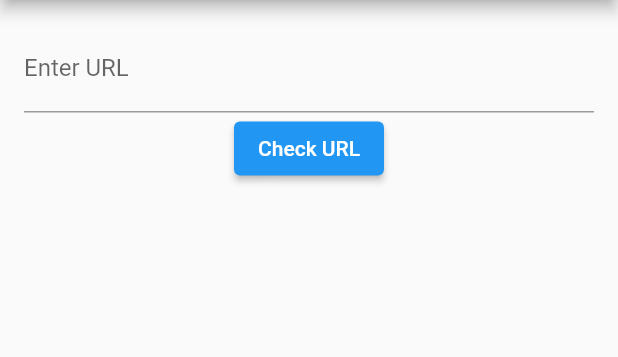
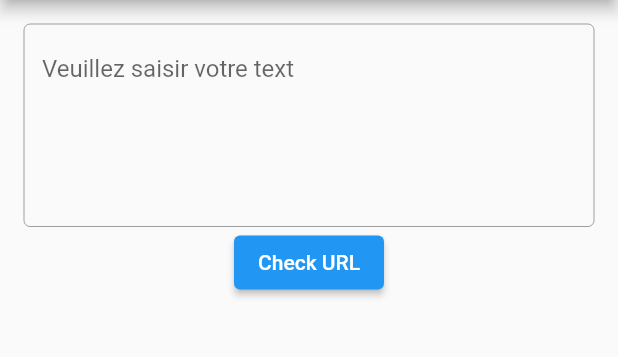
Before and after one commit to Tsenda-Djessy-Flavien/gp-check, a Flutter app: the screen it shows after launch, on a phone screen of 412 x 824 dp, the part 84-441 px from its top. Run offline on Flutter 3.47's test engine with Material 2 defaults, Android fonts, the phone set to English and light mode, and no system bars.

Commit message:
extration de l'url dans un long text

```diff
--- a/lib/main.dart
+++ b/lib/main.dart
@@ -32,12 +32,23 @@ class _HomePageState extends State<HomePage> {
   final String apiKey =
       'e8d05d416dd2c5218ac9c440d15eae9dbdd2d5732b6aa6eb769d58fca924b300';
   final TextEditingController _urlController = TextEditingController();
+  bool _isLoading = false;
+  bool _isUrlEmpty = false;
   String _result = '';
 
   @override
   void dispose() {
     _urlController.dispose();
     super.dispose();
+  }
+
+  String extractUrl(String text) {
+    final regex = RegExp(
+      r"(?:(?:https?|http):\/\/|www\.)[^\s/$.?#].[^\s]*",
+      caseSensitive: false,
+    );
+    final match = regex.firstMatch(text);
+    return match?.group(0) ?? '';
   }
 
   Future<Map<String, dynamic>> submitUrl(String url) async {
@@ -76,9 +87,31 @@ class _HomePageState extends State<HomePage> {
   }
 
   void _checkUrl() async {
-    final url = _urlController.text;
+    final url = extractUrl(_urlController.text);
 
-    if (url.isNotEmpty) {
+    setState(() {
+      _isUrlEmpty = url.isEmpty;
+    });
+
+    if (_isUrlEmpty) {
+      setState(() {
+        _result = 'Error: URL is empty';
+      });
+      return;
+    }
+
+    // if (!isValidUrl(url)) {
+    //   setState(() {
+    //     _result = 'Error: Invalid URL';
+    //   });
+    //   return;
+    // }
+
+    setState(() {
+      _isLoading = true; // Activation du chargement
+      _result = ''; // Réinitialisation du résultat précédent
+    });
+
     try {
       final result = await submitUrl(url);
 
@@ -97,9 +130,48 @@ class _HomePageState extends State<HomePage> {
       setState(() {
         _result = 'Error: $error';
       });
+    } finally {
+      setState(() {
+        _isLoading = false; // Désactivation du chargement
+      });
     }
   }
-  }
+
+  // void _checkUrl() async {
+  //   // final url = _urlController.text;
+  //   final url = extractUrl(_urlController.text);
+
+  //   if (url.isNotEmpty) {
+  //     setState(() {
+  //       _isLoading = true; // Activation du chargement
+  //       _result = ''; // Réinitialisation du résultat précédent
+  //     });
+
+  //     try {
+  //       final result = await submitUrl(url);
+
+  //       setState(() {
+  //         _result = result.toString();
+  //       });
+
+  //       // Effectuer une deuxième requête GET en utilisant l'URL fournie
+  //       final analysisResultsUrl = result['data']['links']['self'];
+  //       final finalResults = await getFinalResults(analysisResultsUrl);
+
+  //       setState(() {
+  //         _result = finalResults.toString();
+  //       });
+  //     } catch (error) {
+  //       setState(() {
+  //         _result = 'Error: $error';
+  //       });
+  //     } finally {
+  //       setState(() {
+  //         _isLoading = false; // Désactivation du chargement
+  //       });
+  //     }
+  //   }
+  // }
 
   @override
   Widget build(BuildContext context) {
@@ -112,19 +184,43 @@ class _HomePageState extends State<HomePage> {
         child: Column(
           children: [
             TextField(
+              maxLines: 5,
               controller: _urlController,
-              decoration: const InputDecoration(
-                labelText: 'Enter URL',
+              decoration: InputDecoration(
+                hintText: "Veuillez saisir votre text",
+                enabledBorder: const OutlineInputBorder(
+                  borderSide: BorderSide(color: Colors.grey, width: 0.0),
+                ),
+                focusedBorder: const OutlineInputBorder(
+                  borderSide: BorderSide(color: Colors.grey, width: 0.0),
+                ),
+                border: _isUrlEmpty
+                    ? const OutlineInputBorder(
+                        borderSide: BorderSide(color: Colors.red),
+                      )
+                    : null,
+                errorText: _isUrlEmpty ? 'URL cannot be empty' : null,
               ),
             ),
             ElevatedButton(
-              onPressed: _checkUrl,
+              onPressed: _isLoading ? null : _checkUrl,
               child: const Text('Check URL'),
+            ),
+            const SizedBox(height: 20.0),
+            Visibility(
+              visible: _isLoading,
+              child: const CircularProgressIndicator(), // Affichage du loader
             ),
             const SizedBox(height: 20.0),
             Expanded(
               child: SingleChildScrollView(
-                child: Text(_result),
+                child: Text(
+                  _result,
+                  style: TextStyle(
+                    color:
+                        _result.startsWith('Error') ? Colors.red : Colors.black,
+                  ),
+                ),
               ),
             ),
           ],
```
Lines whose indentation alone changed are shown as unchanged.
